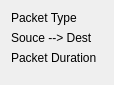
Above: libEPLViz/ui/PacketVizPacket.ui from epl-viz/EPL-Viz before the change. Below: the same form after it.
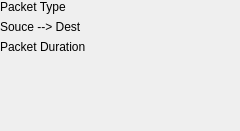
That is the form after the change.

Commit message: Improved painting of Packets (do not cut strings)

Diff of the .ui file:
```diff
--- a/libEPLViz/ui/PacketVizPacket.ui
+++ b/libEPLViz/ui/PacketVizPacket.ui
@@ -6,8 +6,8 @@
    <rect>
     <x>0</x>
     <y>0</y>
-    <width>114</width>
-    <height>85</height>
+    <width>240</width>
+    <height>131</height>
    </rect>
   </property>
   <property name="sizePolicy">
@@ -16,12 +16,33 @@
     <verstretch>0</verstretch>
    </sizepolicy>
   </property>
+  <property name="minimumSize">
+   <size>
+    <width>0</width>
+    <height>0</height>
+   </size>
+  </property>
   <property name="windowTitle">
    <string>Form</string>
   </property>
   <property name="autoFillBackground">
    <bool>true</bool>
   </property>
+  <widget class="QWidget" name="container" native="true">
+   <property name="geometry">
+    <rect>
+     <x>0</x>
+     <y>0</y>
+     <width>141</width>
+     <height>101</height>
+    </rect>
+   </property>
+   <property name="sizePolicy">
+    <sizepolicy hsizetype="Fixed" vsizetype="Fixed">
+     <horstretch>0</horstretch>
+     <verstretch>0</verstretch>
+    </sizepolicy>
+   </property>
   <layout class="QVBoxLayout" name="verticalLayout">
    <item>
     <widget class="QLabel" name="pType">
@@ -52,12 +73,34 @@
      <property name="sizeHint" stdset="0">
       <size>
        <width>20</width>
-       <height>0</height>
+        <height>40</height>
       </size>
      </property>
     </spacer>
    </item>
   </layout>
+  </widget>
+  <widget class="QWidget" name="baseBack" native="true">
+   <property name="geometry">
+    <rect>
+     <x>0</x>
+     <y>0</y>
+     <width>191</width>
+     <height>121</height>
+    </rect>
+   </property>
+   <property name="sizePolicy">
+    <sizepolicy hsizetype="Fixed" vsizetype="Fixed">
+     <horstretch>0</horstretch>
+     <verstretch>0</verstretch>
+    </sizepolicy>
+   </property>
+   <property name="autoFillBackground">
+    <bool>true</bool>
+   </property>
+  </widget>
+  <zorder>baseBack</zorder>
+  <zorder>container</zorder>
  </widget>
  <resources/>
  <connections/>
```
Lines whose indentation alone changed are shown as unchanged. The commit also changes 3 other files.
